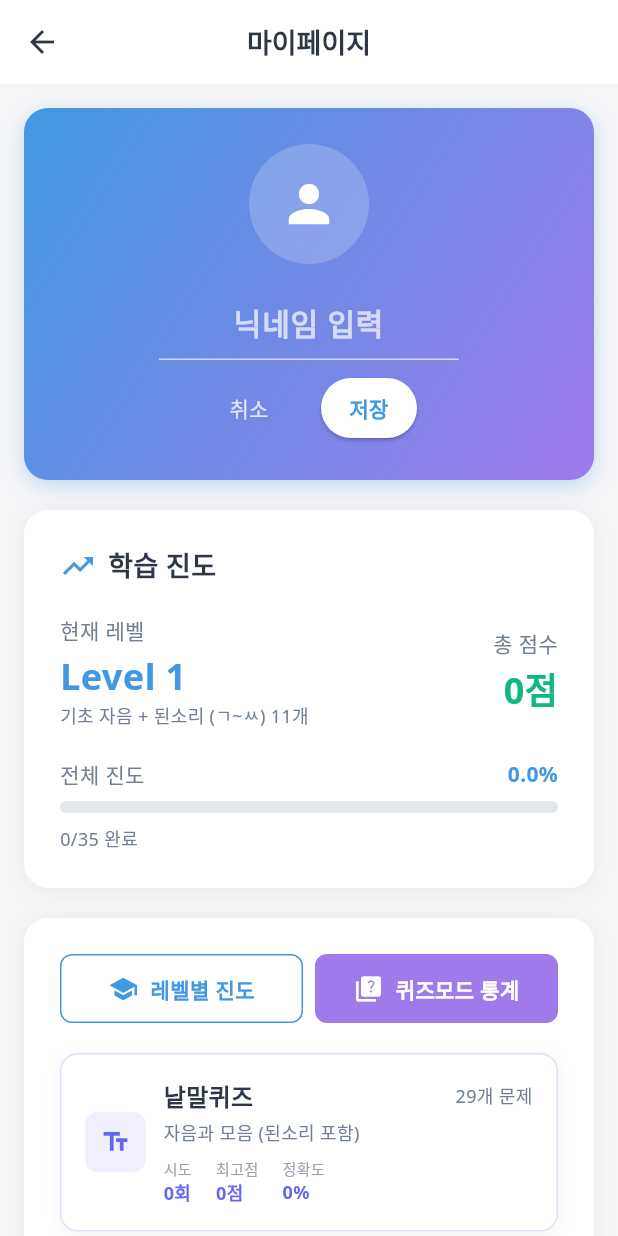
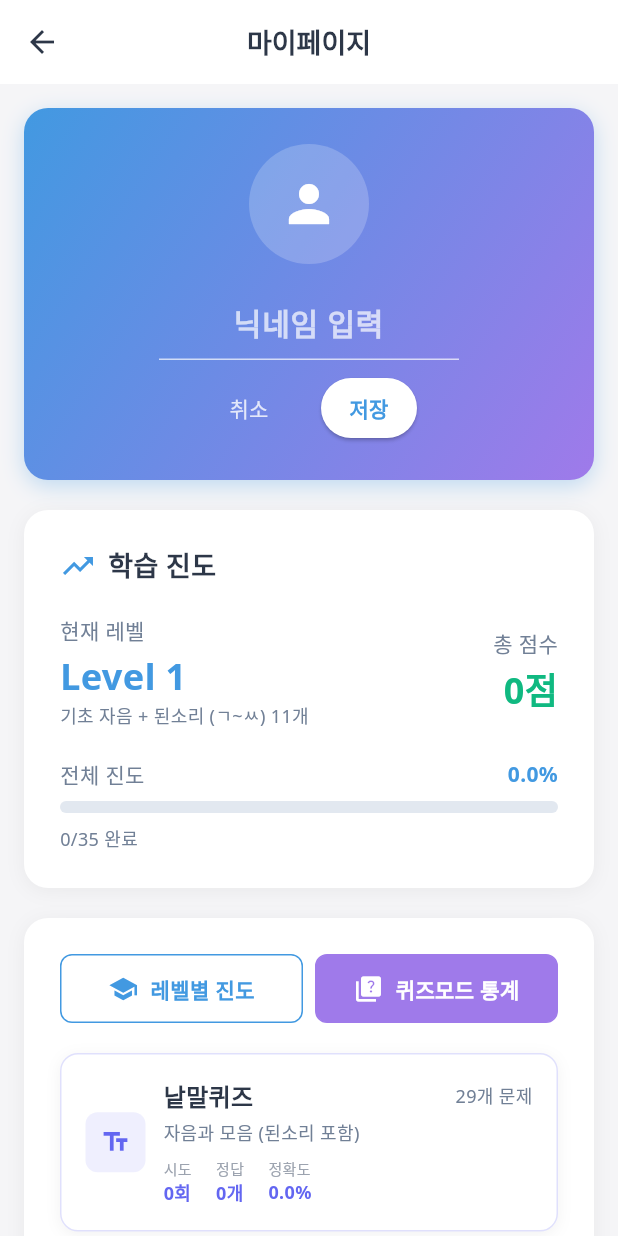
Before and after one commit to SignTalk-DaeguUniversity/SignTalk, a Flutter app: the MyPageScreen screen opened directly, after a tap on "퀴즈모드 통계", after a tap on the "edit" icon, on a phone screen of 412 x 824 dp. Run offline on Flutter 3.47's test engine with Material 3 defaults, Android fonts, the light colour scheme and no system bars; our stand-ins replace camera, google_fonts, permission_handler, shared_preferences; missing offline and left inert: mjpeg_view; accounts and stored records are empty; network calls fail.

Commit message:
퀴즈모드 세션별로 인식

```diff
--- a/front/lib/screens/my_page_screen.dart
+++ b/front/lib/screens/my_page_screen.dart
@@ -80,42 +80,73 @@ class _MyPageScreenState extends State<MyPageScreen> {
 
       print('📊 백엔드에서 퀴즈 통계 로드 중...');
 
-      // 백엔드 성취도 API 호출
-      final result = await QuizService.getAchievements('ksl');
+      // 백엔드 퀴즈 통계 API 호출
+      final result = await QuizService.getQuizStatistics('ksl');
 
       if (result['success']) {
-        final achievements = result['achievements'] ?? [];
+        final statistics = result['statistics'] ?? {};
+        final levelBreakdown = result['level_breakdown'] ?? [];
 
-        // 기본 퀴즈 통계 설정
-        final defaultStats = {
-          'total_sessions': 0,
-          'average_accuracy': 0.0,
-          'total_achievements': achievements.length,
-          'mode_statistics': {
-            '낱말퀴즈': {'attempts': 0, 'sessions': [], 'has_data': false},
-            '초급': {'attempts': 0, 'sessions': [], 'has_data': false},
-            '중급': {'attempts': 0, 'sessions': [], 'has_data': false},
-            '고급': {'attempts': 0, 'sessions': [], 'has_data': false},
-          },
+        print('✅ 퀴즈 통계 로드 성공');
+        print('   - 총 퀴즈: ${statistics['total_quizzes']}');
+        print('   - 정답: ${statistics['correct_quizzes']}');
+        print('   - 정확도: ${statistics['accuracy']}%');
+
+        // 레벨별 통계를 모드별로 변환
+        final modeStats = {
+          '낱말퀴즈': {'attempts': 0, 'correct': 0, 'total_questions': 0, 'accuracy': 0.0, 'has_data': false},
+          '초급': {'attempts': 0, 'correct': 0, 'total_questions': 0, 'accuracy': 0.0, 'has_data': false},
+          '중급': {'attempts': 0, 'correct': 0, 'total_questions': 0, 'accuracy': 0.0, 'has_data': false},
+          '고급': {'attempts': 0, 'correct': 0, 'total_questions': 0, 'accuracy': 0.0, 'has_data': false},
         };
 
+        // 레벨 매핑 (백엔드 레벨 -> 모드명)
+        final levelToMode = {
+          1: '낱말퀴즈',
+          2: '초급',
+          3: '중급',
+          4: '고급',
+        };
+
+        for (var levelData in levelBreakdown) {
+          final level = levelData['level'];
+          final mode = levelToMode[level];
+
+          if (mode != null) {
+            modeStats[mode] = {
+              'attempts': levelData['session_count'] ?? 0,  // 세션 횟수로 변경
+              'correct': levelData['correct_answers'] ?? 0,
+              'total_questions': levelData['total_questions'] ?? 0,
+              'accuracy': levelData['accuracy'] ?? 0.0,
+              'has_data': (levelData['session_count'] ?? 0) > 0,
+            };
+
+            print('   - $mode: 시도 ${levelData['session_count']}회, 정답 ${levelData['correct_answers']}/${levelData['total_questions']} (${levelData['accuracy']}%)');
+          }
+        }
+
         setState(() {
-          quizStatistics = defaultStats;
+          quizStatistics = {
+            'total_sessions': statistics['total_quizzes'] ?? 0,
+            'total_quizzes': statistics['total_quizzes'] ?? 0,
+            'correct_quizzes': statistics['correct_quizzes'] ?? 0,
+            'average_accuracy': statistics['accuracy'] ?? 0.0,
+            'mode_statistics': modeStats,
+          };
         });
 
-        print('✅ 퀴즈 통계 로드 완료: ${achievements.length}개 성취도');
       } else {
-        print('❌ 퀴즈 통계 API 호출 실패: ${result['message']}');
+        print('❌ 퀴즈 통계 API 호출 실패: ${result['error']}');
 
         // 실패 시 빈 데이터 설정
         setState(() {
           quizStatistics = {
             'total_sessions': 0,
             'mode_statistics': {
-              '낱말퀴즈': {'attempts': 0, 'sessions': [], 'has_data': false},
-              '초급': {'attempts': 0, 'sessions': [], 'has_data': false},
-              '중급': {'attempts': 0, 'sessions': [], 'has_data': false},
-              '고급': {'attempts': 0, 'sessions': [], 'has_data': false},
+              '낱말퀴즈': {'attempts': 0, 'correct': 0, 'total_questions': 0, 'accuracy': 0.0, 'has_data': false},
+              '초급': {'attempts': 0, 'correct': 0, 'total_questions': 0, 'accuracy': 0.0, 'has_data': false},
+              '중급': {'attempts': 0, 'correct': 0, 'total_questions': 0, 'accuracy': 0.0, 'has_data': false},
+              '고급': {'attempts': 0, 'correct': 0, 'total_questions': 0, 'accuracy': 0.0, 'has_data': false},
             }
           };
         });
@@ -129,10 +160,10 @@ class _MyPageScreenState extends State<MyPageScreen> {
         quizStatistics = {
           'total_sessions': 0,
           'mode_statistics': {
-            '낱말퀴즈': {'attempts': 0, 'sessions': [], 'has_data': false},
-            '초급': {'attempts': 0, 'sessions': [], 'has_data': false},
-            '중급': {'attempts': 0, 'sessions': [], 'has_data': false},
-            '고급': {'attempts': 0, 'sessions': [], 'has_data': false},
+            '낱말퀴즈': {'attempts': 0, 'correct': 0, 'total_questions': 0, 'accuracy': 0.0, 'has_data': false},
+            '초급': {'attempts': 0, 'correct': 0, 'total_questions': 0, 'accuracy': 0.0, 'has_data': false},
+            '중급': {'attempts': 0, 'correct': 0, 'total_questions': 0, 'accuracy': 0.0, 'has_data': false},
+            '고급': {'attempts': 0, 'correct': 0, 'total_questions': 0, 'accuracy': 0.0, 'has_data': false},
           }
         };
       });
@@ -1037,19 +1068,14 @@ class _MyPageScreenState extends State<MyPageScreen> {
     // 실제 퀴즈 통계 데이터 가져오기
     final modeStats = quizStatistics?['mode_statistics']?[title];
     final attempts = modeStats?['attempts'] ?? 0;
-    final sessions = modeStats?['sessions'] ?? [];
+    final correct = modeStats?['correct'] ?? 0;
+    final accuracy = modeStats?['accuracy'] ?? 0.0;
+    final hasData = modeStats?['has_data'] ?? false;
 
-    // 최고 정확도 계산
-    double maxAccuracy = 0.0;
-    int maxScore = 0;
-    if (sessions.isNotEmpty) {
-      for (var session in sessions) {
-        final accuracy = session['accuracy'] ?? 0.0;
-        final score = session['solved_problems'] ?? 0;
-        if (accuracy > maxAccuracy) maxAccuracy = accuracy;
-        if (score > maxScore) maxScore = score;
-      }
-    }
+    // 데이터가 있는지 확인
+    final displayAttempts = hasData ? attempts : 0;
+    final displayCorrect = hasData ? correct : 0;
+    final displayAccuracy = hasData ? accuracy : 0.0;
     return Container(
       padding: const EdgeInsets.all(16),
       decoration: BoxDecoration(
@@ -1116,11 +1142,11 @@ class _MyPageScreenState extends State<MyPageScreen> {
                 // 통계 정보 (실제 데이터)
                 Row(
                   children: [
-                    _buildStatItem('시도', '${attempts}회', color),
+                    _buildStatItem('시도', '${displayAttempts}회', color),
                     const SizedBox(width: 16),
-                    _buildStatItem('최고점', '${maxScore}점', color),
+                    _buildStatItem('정답', '${displayCorrect}개', color),
                     const SizedBox(width: 16),
-                    _buildStatItem('정확도', '${maxAccuracy.toInt()}%', color),
+                    _buildStatItem('정확도', '${displayAccuracy.toStringAsFixed(1)}%', color),
                   ],
                 ),
               ],
```
Also changed, not shown: front/lib/services/quiz_result_service.dart (+35 -52 lines), 2 other files.
